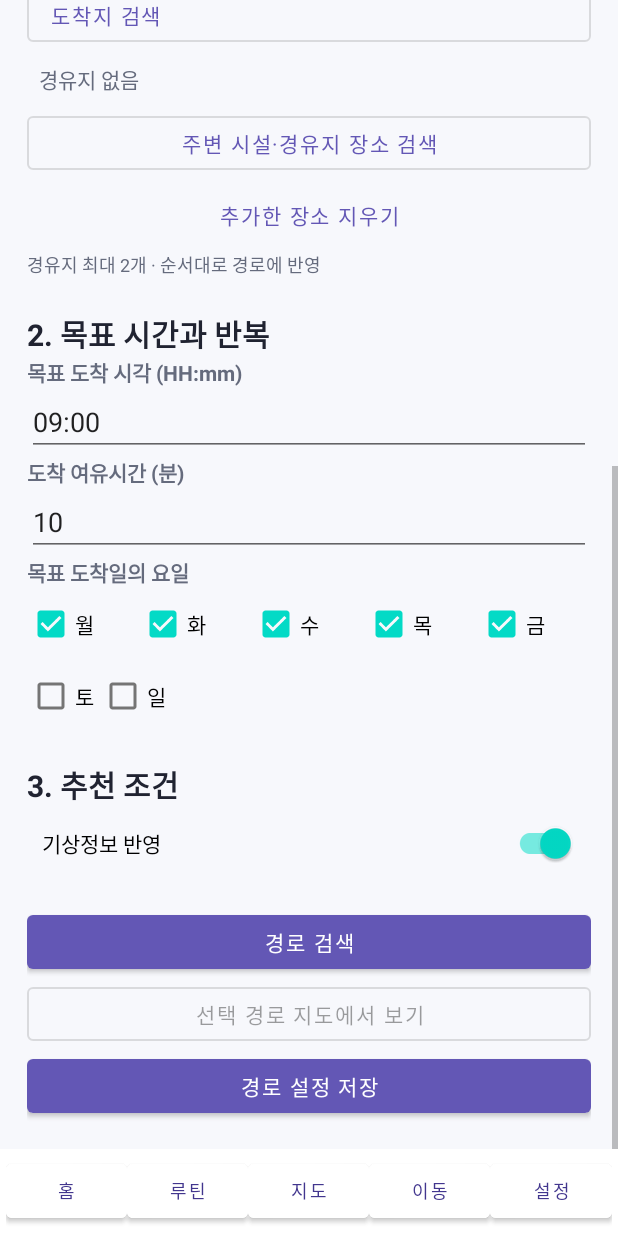
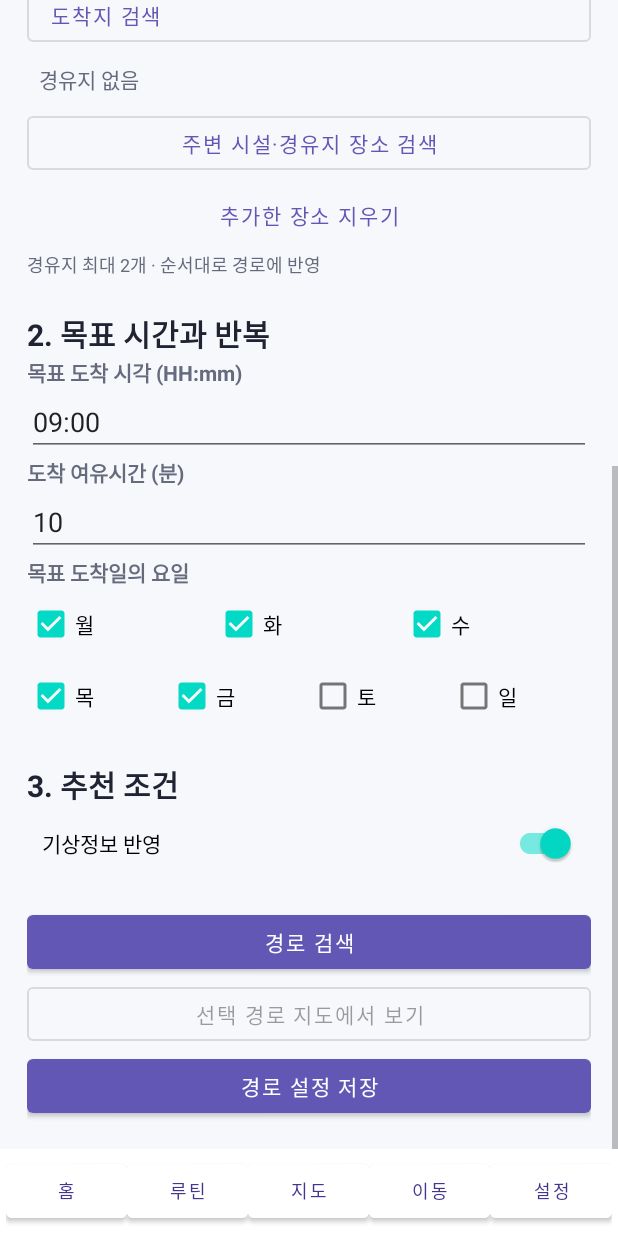
Before and after one commit to jisung3213-bot/my-commute-android, an Android app: the CustomActivity screen opened directly, with no data from a screen before it, scrolled down 522 dp, on a phone screen of 412 x 824 dp. Run offline under Robolectric (Android 15) with nearby library versions, the phone set to English and light mode, and no system bars; our stand-ins replace Firebase (no records; nobody signed in at launch, a user with empty details on screens opened directly); pictures from the network do not load.

Commit message:
fix(ui): improve responsive spacing and prevent narrow-screen overflow

```diff
--- a/app/src/main/res/layout/activity_custom.xml
+++ b/app/src/main/res/layout/activity_custom.xml
@@ -2,7 +2,7 @@
 <LinearLayout xmlns:android="http://schemas.android.com/apk/res/android"
     android:orientation="vertical" android:layout_width="match_parent" android:layout_height="match_parent">
     <ScrollView android:layout_width="match_parent" android:layout_height="0dp"
-        android:layout_weight="1" android:fillViewport="true">
+        android:layout_weight="1" android:fillViewport="true" android:clipToPadding="false">
         <LinearLayout android:orientation="vertical" android:layout_width="match_parent"
             android:layout_height="wrap_content" android:padding="18dp">
             <TextView android:layout_width="match_parent" android:layout_height="wrap_content"
@@ -83,23 +83,30 @@
                 android:layout_height="wrap_content" android:text="목표 도착일의 요일"/>
             <LinearLayout android:layout_width="match_parent" android:layout_height="wrap_content"
                 android:orientation="horizontal">
-                <CheckBox android:id="@+id/dayMon" android:layout_width="0dp" android:layout_weight="1"
-                    android:layout_height="wrap_content" android:text="월"/>
-                <CheckBox android:id="@+id/dayTue" android:layout_width="0dp" android:layout_weight="1"
-                    android:layout_height="wrap_content" android:text="화"/>
-                <CheckBox android:id="@+id/dayWed" android:layout_width="0dp" android:layout_weight="1"
-                    android:layout_height="wrap_content" android:text="수"/>
-                <CheckBox android:id="@+id/dayThu" android:layout_width="0dp" android:layout_weight="1"
-                    android:layout_height="wrap_content" android:text="목"/>
-                <CheckBox android:id="@+id/dayFri" android:layout_width="0dp" android:layout_weight="1"
-                    android:layout_height="wrap_content" android:text="금"/>
+                <CheckBox android:id="@+id/dayMon" android:layout_width="0dp"
+                    android:layout_weight="1" android:layout_height="wrap_content" android:text="월"
+                    android:minWidth="0dp" android:paddingStart="0dp" android:paddingEnd="0dp"/>
+                <CheckBox android:id="@+id/dayTue" android:layout_width="0dp"
+                    android:layout_weight="1" android:layout_height="wrap_content" android:text="화"
+                    android:minWidth="0dp" android:paddingStart="0dp" android:paddingEnd="0dp"/>
+                <CheckBox android:id="@+id/dayWed" android:layout_width="0dp"
+                    android:layout_weight="1" android:layout_height="wrap_content" android:text="수"
+                    android:minWidth="0dp" android:paddingStart="0dp" android:paddingEnd="0dp"/>
             </LinearLayout>
             <LinearLayout android:layout_width="match_parent" android:layout_height="wrap_content"
                 android:orientation="horizontal">
-                <CheckBox android:id="@+id/daySat" android:layout_width="wrap_content"
-                    android:layout_height="wrap_content" android:text="토"/>
-                <CheckBox android:id="@+id/daySun" android:layout_width="wrap_content"
-                    android:layout_height="wrap_content" android:text="일"/>
+                <CheckBox android:id="@+id/dayThu" android:layout_width="0dp"
+                    android:layout_weight="1" android:layout_height="wrap_content" android:text="목"
+                    android:minWidth="0dp" android:paddingStart="0dp" android:paddingEnd="0dp"/>
+                <CheckBox android:id="@+id/dayFri" android:layout_width="0dp"
+                    android:layout_weight="1" android:layout_height="wrap_content" android:text="금"
+                    android:minWidth="0dp" android:paddingStart="0dp" android:paddingEnd="0dp"/>
+                <CheckBox android:id="@+id/daySat" android:layout_width="0dp"
+                    android:layout_weight="1" android:layout_height="wrap_content" android:text="토"
+                    android:minWidth="0dp" android:paddingStart="0dp" android:paddingEnd="0dp"/>
+                <CheckBox android:id="@+id/daySun" android:layout_width="0dp"
+                    android:layout_weight="1" android:layout_height="wrap_content" android:text="일"
+                    android:minWidth="0dp" android:paddingStart="0dp" android:paddingEnd="0dp"/>
             </LinearLayout>
 
             <TextView style="@style/Text.Section" android:layout_width="match_parent"
```
